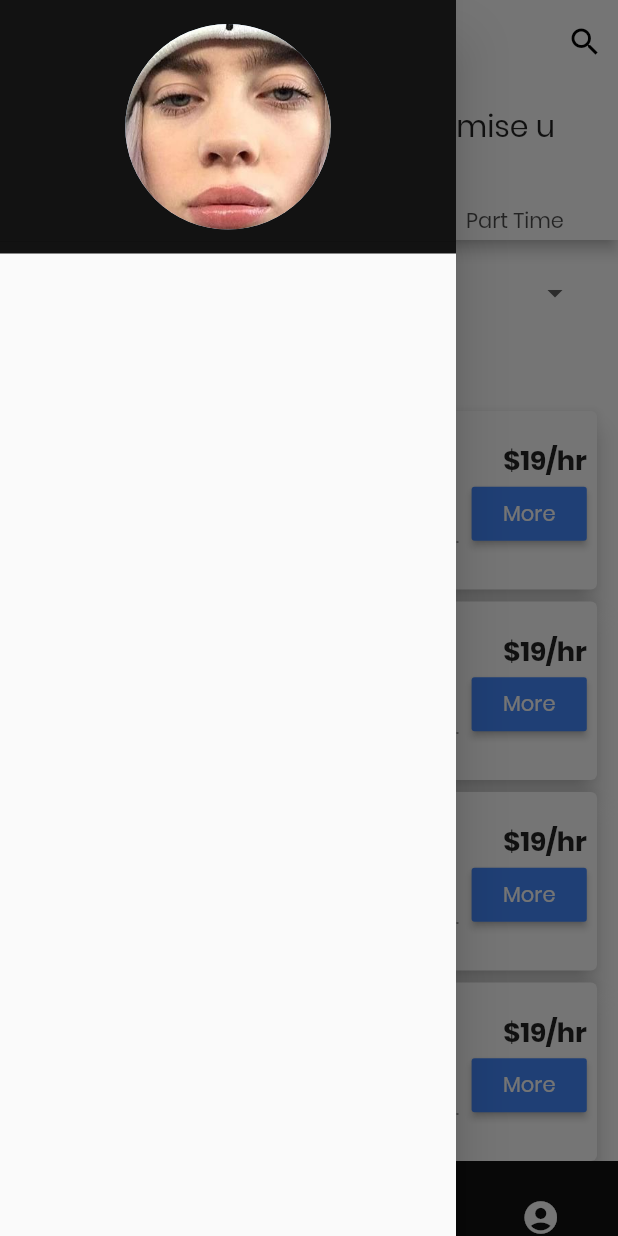
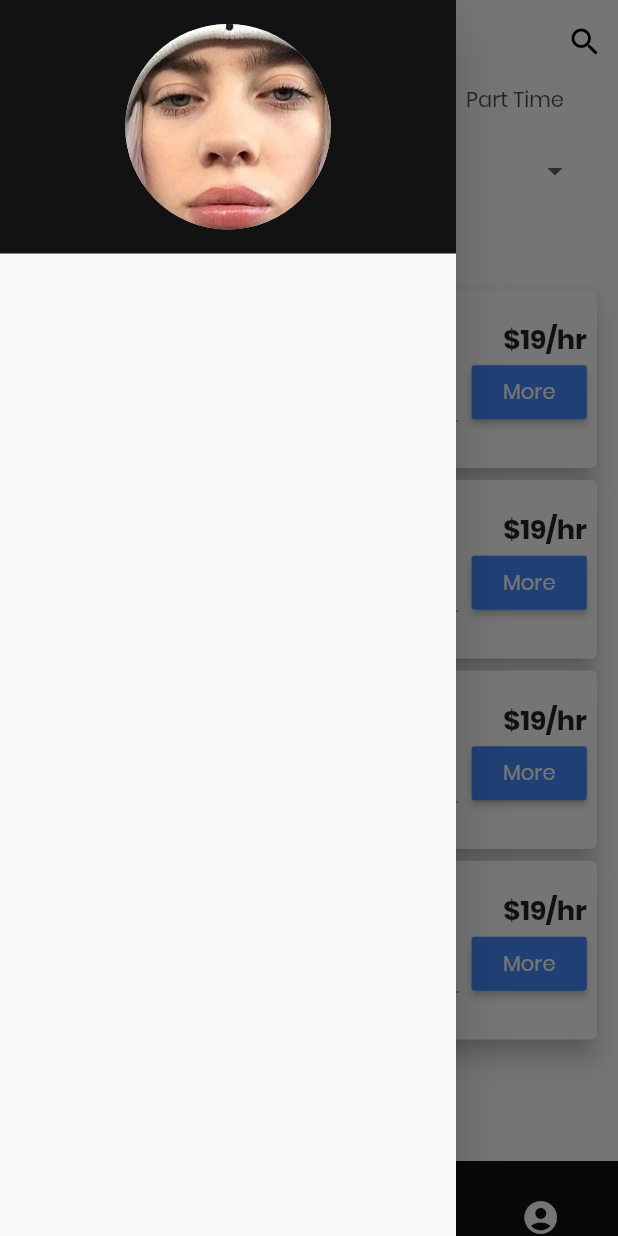
Before and after one commit to NicolasMarqui/Seekr-Flutter, a Flutter app: the screen it shows after launch, item 2 of the bottom bar chosen, in the side drawer, after a tap on the "menu" icon, on a phone screen of 412 x 824 dp. Run offline on Flutter 3.47's test engine with Material 2 defaults, Android fonts, the phone set to English and light mode, and no system bars; drawn by our look-alikes of curved_navigation_bar.

Commit message:
Added content to profile tabs

```diff
--- a/frontend/lib/pages/chooseCity.dart
+++ b/frontend/lib/pages/chooseCity.dart
@@ -24,8 +24,9 @@ class ChooseCity extends StatelessWidget {
           child: Column(
         children: cities
             .map((c) => Container(
+              width: double.infinity,
               child: Card(
-                    child: Row(
+                    child: Column(
                       children: <Widget>[
                         Container(
                           width: 171,
--- a/frontend/lib/pages/home.dart
+++ b/frontend/lib/pages/home.dart
@@ -15,7 +15,7 @@ class HomePage extends StatefulWidget {
 }
 
 class _HomePageState extends State<HomePage> {
-  int _page = 0;
+  int _page = 3;
 
   final _pages = [
     HomePageContent(),
@@ -60,17 +60,6 @@ class _HomePageState extends State<HomePage> {
                       builder: (context) => Search(),
                     ));
               }),
-          // Container(
-          //     margin: EdgeInsets.only(top: 10, right: 10),
-          //     decoration: BoxDecoration(
-          //       borderRadius: BorderRadius.circular(10),
-          //     ),
-          //     child: CircleAvatar(
-          //       radius: 22,
-          //       backgroundImage: AssetImage(
-          //         'assets/images/avatar.jpg',
-          //       ),
-          //     )),
         ],
       ),
       drawer: Drawer(
--- a/frontend/lib/pages/profile.dart
+++ b/frontend/lib/pages/profile.dart
@@ -1,14 +1,93 @@
 import 'package:flutter/material.dart';
 
-class Profile extends StatelessWidget {
+import '../styles/styles.dart';
+import '../widgets/profileInfo.dart';
+import '../widgets/profileSkills.dart';
+import '../widgets/profileExp.dart';
+import '../widgets/profileHelp.dart';
+
+class Profile extends StatefulWidget {
   const Profile({Key key}) : super(key: key);
 
   @override
+  _ProfileState createState() => _ProfileState();
+}
+
+class _ProfileState extends State<Profile> with TickerProviderStateMixin {
+  TabController _tabController;
+
+  @override
+  void initState() {
+    super.initState();
+    _tabController = TabController(vsync: this, length: 4);
+  }
+
+  @override
   Widget build(BuildContext context) {
+    final List<String> options = [
+      "Info",
+      "Skills",
+      "Exp",
+      "Help",
+    ];
     return Container(
-      child: Container(
-        child: Center(child: Text("Profile"),),
+      child: Column(
+        children: <Widget>[
+          Container(
+            padding: EdgeInsets.symmetric(vertical: 30),
+            child: Column(
+              children: <Widget>[
+                CircleAvatar(
+                  radius: 20,
+                  backgroundImage: AssetImage('assets/images/avatar.jpg'),
+                ),
+                Text('Nicolas Marqui', style: AppStyles.title_1()),
+                Row(
+                  mainAxisAlignment: MainAxisAlignment.center,
+                  children: <Widget>[
+                    Text(
+                      'Looking for jobs in Sydney',
+                      style: AppStyles.linkDescSmall(),
+                    ),
+                    Padding(
+                      padding: const EdgeInsets.only(left: 7),
+                      child: Image.asset(
+                        'assets/images/australia.png',
+                        height: 19,
+                        width: 19,
+                      ),
+                    ),
+                  ],
+                )
+              ],
+            ),
+          ),
+          Flexible(
+            child: TabBar(
+              controller: _tabController,
+              tabs: options
+                  .map((o) => Tab(
+                        child: Text(o),
+                      ))
+                  .toList(),
+            ),
+          ),
+          Expanded(
+            child: TabBarView(
+              controller: _tabController,
+              children: <Widget>[
+                ProfileInfo(),
+                ProfileSkills(),
+                ProfileExperience(),
+                ProfileHelp(),
+              ],
+            ),
+          ),
+        ],
       ),
     );
   }
 }
+
+class ProfileExp {
+}
--- a/frontend/lib/pages/seeJobs.dart
+++ b/frontend/lib/pages/seeJobs.dart
@@ -11,16 +11,12 @@ class SeeJobs extends StatelessWidget {
       length: 3,
       child: Scaffold(
         backgroundColor: Colors.white,
-        appBar: AppBar(
-          centerTitle: true,
-          title: Text('This will not be empty i promise u'),
-          bottom: TabBar(
+        appBar: TabBar(
             tabs: <Widget>[
               Text('All Jobs'),
               Text('Full Time'),
               Text('Part Time'),
             ],
-          ),
         ),
         body: TabBarView(
           children: <Widget>[
--- /dev/null
+++ b/frontend/lib/widgets/profileInfo.dart
@@ -0,0 +1,66 @@
+import 'package:flutter/material.dart';
+
+import '../styles/styles.dart';
+
+class ProfileInfo extends StatelessWidget {
+  const ProfileInfo({Key key}) : super(key: key);
+
+  @override
+  Widget build(BuildContext context) {
+    return SingleChildScrollView(
+      child: Container(
+        padding: EdgeInsets.symmetric(horizontal: 30, vertical: 20),
+        child: Column(
+          mainAxisAlignment: MainAxisAlignment.spaceAround,
+          children: <Widget>[
+            Text(
+              'Lorem Ipsum é simplesmente uma simulação de texto da indústria tipográfica e de impressos, e vem sendo utilizado desde o século XVI.',
+            ),
+            Container(
+              width: double.infinity,
+              padding: EdgeInsets.symmetric(horizontal: 30),
+              child: Column(
+                children: <Widget>[
+                  Text(
+                    'Social Networks',
+                    style: AppStyles.bold(),
+                  ),
+                  Row(
+                    mainAxisAlignment: MainAxisAlignment.spaceEvenly,
+                    children: <Widget>[
+                      IconButton(
+                        icon: Icon(Icons.access_time),
+                        onPressed: () {},
+                        tooltip: 'Hallo',
+                      ),
+                      IconButton(
+                        icon: Icon(Icons.access_time),
+                        onPressed: () {},
+                        tooltip: 'Hallo',
+                      ),
+                      IconButton(
+                        icon: Icon(Icons.access_time),
+                        onPressed: () {},
+                        tooltip: 'Hallo',
+                      ),
+                    ],
+                  ),
+                ],
+              ),
+            ),
+            Container(
+              width: double.infinity,
+              padding: EdgeInsets.symmetric(horizontal: 30),
+              child: RaisedButton(
+                onPressed: () {},
+                child: Text('Talk to Me'),
+                color: Colors.blue,
+                textColor: Colors.white,
+              ),
+            ),
+          ],
+        ),
+      ),
+    );
+  }
+}
```
Also changed, not shown: frontend/lib/widgets/newestJobs.dart (+20 -10 lines), frontend/lib/widgets/profileExp.dart (added, +12 -0 lines), frontend/lib/widgets/profileHelp.dart (added, +12 -0 lines), frontend/lib/widgets/profileSkills.dart (added, +12 -0 lines).
